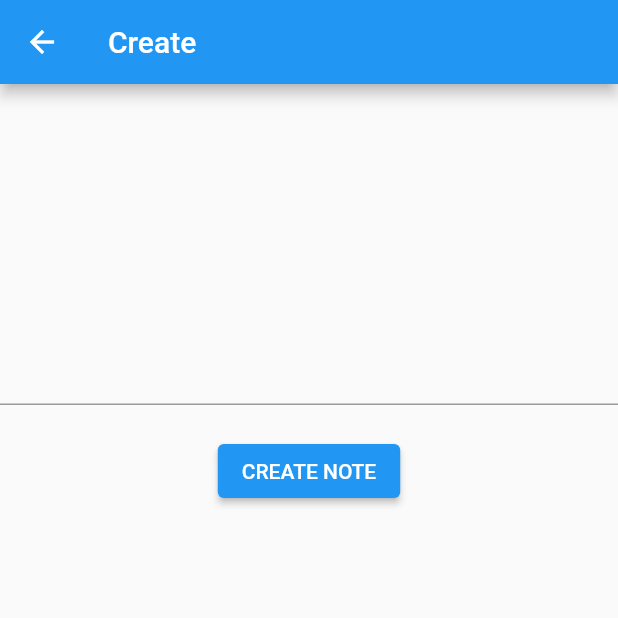
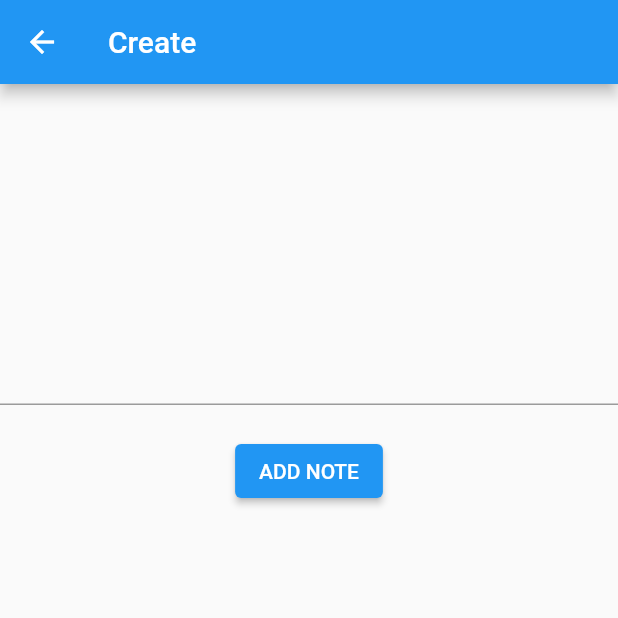
Before and after one commit to Akashiutchiha/Flutter-Django, a Flutter app: the screen it shows after launch, after a tap on the "add" icon, on a phone screen of 412 x 824 dp, the top half of it. Run offline on Flutter 3.47's test engine with Material 2 defaults, Android fonts, the phone set to English and light mode, and no system bars; network calls fail.

Commit message:
feat: started refactoring

```diff
--- a/onlineshopapp/lib/create.dart
+++ b/onlineshopapp/lib/create.dart
@@ -24,7 +24,7 @@ class _CreatePageState extends State<CreatePage> {
               controller: controller,
               maxLines: 10,
             ),
-            SizedBox(
+            const SizedBox(
               height: 20,
             ),
             ElevatedButton(
@@ -34,7 +34,7 @@ class _CreatePageState extends State<CreatePage> {
                   widget.client.post(url, body: {'body': controller.text});
                   Navigator.pop(context);
                 },
-                child: Text("CREATE NOTE"))
+                child: Text("ADD NOTE"))
           ],
         ),
       ),
--- a/onlineshopapp/lib/update.dart
+++ b/onlineshopapp/lib/update.dart
@@ -43,7 +43,7 @@ class _CreatePageState extends State<UpdatePage> {
                   widget.client.put(url, body: {'body': controller.text});
                   Navigator.pop(context);
                 },
-                child: Text("UPDATE NOTE"))
+                child: const Text("UPDATE NOTE"))
           ],
         ),
       ),
```
Also changed, not shown: onlineshopapp/lib/logic/create_func.dart (added), 1 other file.
